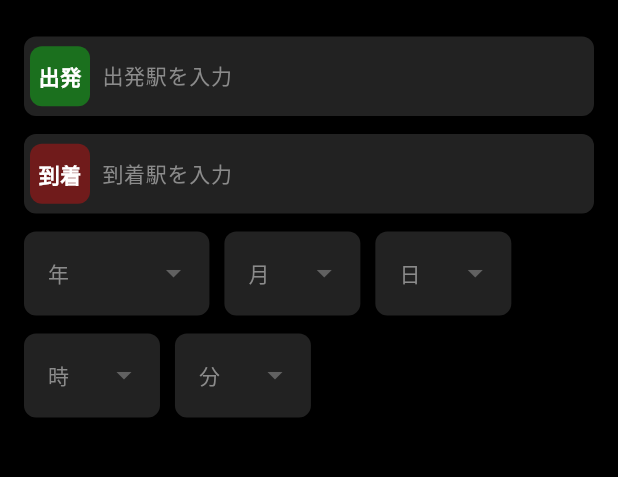
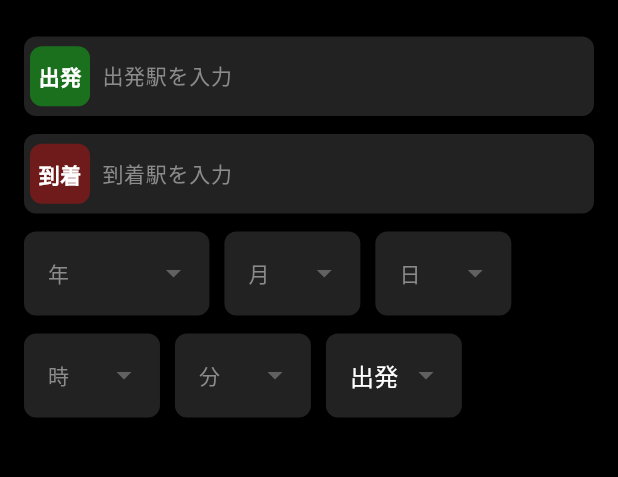
Before and after one commit to Izana180/onGoing_Nebosuke_trainRouteSearch, a Flutter app: the screen it shows after launch, on a phone screen of 412 x 824 dp, the part 246-723 px from its top. Run offline on Flutter 3.47's test engine with Material 3 defaults, Android fonts, the phone set to English and light mode, and no system bars; our stand-ins replace flutter_hooks, hooks_riverpod.

Commit message:
始発着のセレクトボックスを追加

```diff
--- a/lib/presentation/pages/top_page.dart
+++ b/lib/presentation/pages/top_page.dart
@@ -38,10 +38,14 @@ class TopPage extends HookConsumerWidget {
   List<CustomSelectItem> selectMinute = List.generate(
     60,
     (index) {
-      int minute = index+1;
+      int minute = index;
       return CustomSelectItem<int>(value: minute, label: '$minute分');
     },
   );
+  List<CustomSelectItem> isArriveOrDeparture = [
+    const CustomSelectItem<String>(value: '出発', label: '出発'),
+    const CustomSelectItem<String>(value: '到着', label: '到着'),
+  ];
 
   @override
   Widget build(BuildContext context, WidgetRef ref) {
@@ -123,6 +127,15 @@ class TopPage extends HookConsumerWidget {
                     items: selectMinute,
                   )
                 ),
+                const SizedBox(width: 10),
+                // 出発、到着 初期値は出発
+                SizedBox(
+                  width: screenWidth * 0.22,
+                  child: CustomSelectBox<String>(
+                    value: isArriveOrDepartureState,
+                    items: isArriveOrDeparture,
+                  )
+                ),
               ],
             ),
           ],
```
